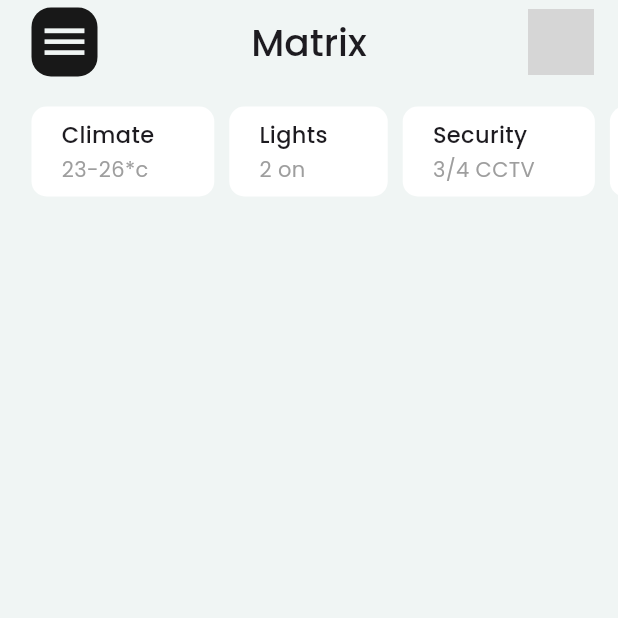
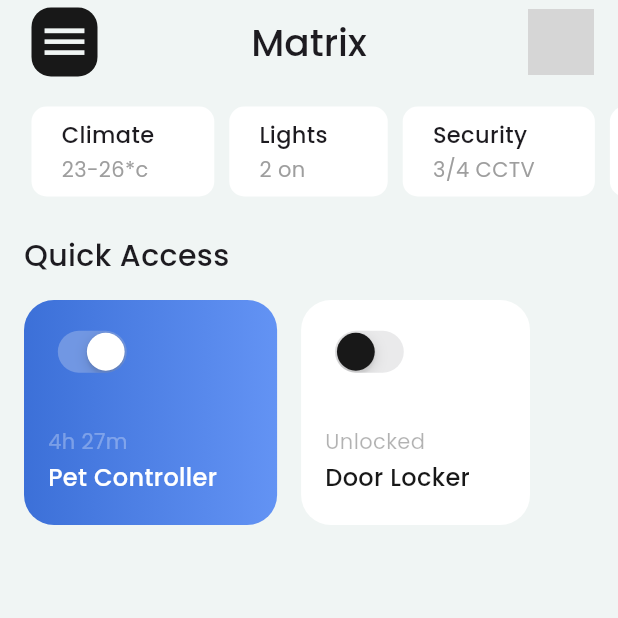
Before and after one commit to ragulsarma/smart-home-app, a Flutter app: the screen it shows after launch, on a phone screen of 412 x 824 dp, the top half of it. Run offline on Flutter 3.47's test engine with Material 3 defaults, Android fonts, the phone set to English and light mode, and no system bars; network calls fail; grey boxes are pictures that could not be loaded.

Commit message:
quick access widget integration

```diff
--- /dev/null
+++ b/lib/models/quick_access_model.dart
@@ -0,0 +1,17 @@
+import 'dart:ui';
+
+class QuickAccessModel {
+  QuickAccessModel({
+    required this.name,
+    required this.dec,
+    required this.enableButton,
+    required this.enableGradient,
+    required this.bgColor,
+  });
+
+  String name;
+  String dec;
+  bool enableButton;
+  bool enableGradient;
+  Color bgColor;
+}
--- a/lib/screens/home_page.dart
+++ b/lib/screens/home_page.dart
@@ -1,6 +1,7 @@
 import 'package:flutter/material.dart';
 import 'package:smart_home_ui/utils/app_colors.dart';
 import 'package:smart_home_ui/widgets/home_page_widgets/list_items_widgets.dart';
+import 'package:smart_home_ui/widgets/home_page_widgets/quick_access_widget.dart';
 
 class HomePage extends StatefulWidget {
   const HomePage({super.key});
@@ -48,7 +49,12 @@ class _HomePageState extends State<HomePage> {
       ),
       body: const SingleChildScrollView(
         child: Column(
-          children: [SizedBox(height: 10), ListItemsWidgets()],
+          crossAxisAlignment: CrossAxisAlignment.start,
+          children: [
+            SizedBox(height: 10),
+            ListItemsWidgets(),
+            QuickAccessWidget()
+          ],
         ),
       ),
     );
--- /dev/null
+++ b/lib/widgets/home_page_widgets/quick_access_widget.dart
@@ -0,0 +1,111 @@
+import 'package:flutter/cupertino.dart';
+import 'package:flutter/material.dart';
+import 'package:smart_home_ui/models/quick_access_model.dart';
+import 'package:smart_home_ui/utils/app_colors.dart';
+
+class QuickAccessWidget extends StatefulWidget {
+  const QuickAccessWidget({super.key});
+
+  @override
+  State<QuickAccessWidget> createState() => _QuickAccessWidgetState();
+}
+
+class _QuickAccessWidgetState extends State<QuickAccessWidget> {
+  final List<QuickAccessModel> accessList = [
+    QuickAccessModel(
+      name: 'Pet Controller',
+      dec: '4h 27m',
+      enableGradient: true,
+      enableButton: true,
+      bgColor: AppColors.primaryBlueColor,
+    ),
+    QuickAccessModel(
+      name: 'Door Locker',
+      dec: 'Unlocked',
+      enableGradient: false,
+      enableButton: false,
+      bgColor: Colors.white,
+    ),
+  ];
+
+  @override
+  Widget build(BuildContext context) {
+    return Column(
+      crossAxisAlignment: CrossAxisAlignment.start,
+      children: [
+        const SizedBox(height: 20),
+        const Padding(
+          padding: EdgeInsets.symmetric(horizontal: 16.0),
+          child: Text(
+            'Quick Access',
+            style: TextStyle(fontSize: 20, fontWeight: FontWeight.w500),
+          ),
+        ),
+        const SizedBox(height: 15),
+        SizedBox(
+          height: 150,
+          child: ListView.builder(
+              itemCount: accessList.length,
+              shrinkWrap: true,
+              scrollDirection: Axis.horizontal,
+              itemBuilder: (context, index) {
+                return Container(
+                  // height: 100,
+                  // width: 150,
+                  padding: const EdgeInsets.only(left: 16.0, right: 40),
+                  margin: const EdgeInsets.only(left: 16.0),
+                  decoration: BoxDecoration(
+                      color: accessList[index].bgColor,
+                      gradient: index == 0
+                          ? const LinearGradient(
+                              colors: [
+                                Color(0xFF3c70d8),
+                                Color(0xFF6393f4),
+                              ],
+                              begin: FractionalOffset(0.0, 0.0),
+                              end: FractionalOffset(1.0, 0.0),
+                              stops: [0.0, 1.0],
+                              tileMode: TileMode.clamp)
+                          : null,
+                      borderRadius:
+                          const BorderRadius.all(Radius.circular(20))),
+                  child: Column(
+                    crossAxisAlignment: CrossAxisAlignment.start,
+                    children: [
+                      const SizedBox(height: 15),
+                      Transform.scale(
+                        scale: .9,
+                        child: CupertinoSwitch(
+                            value: accessList[index].enableButton,
+                            activeColor: const Color(0XFF7197e3),
+                            thumbColor:
+                                index == 1 ? AppColors.primaryColor : null,
+                            onChanged: (value) {}),
+                      ),
+                      const SizedBox(height: 30),
+                      Text(
+                        accessList[index].dec,
+                        style: TextStyle(
+                            color: index == 0
+                                ? Colors.white.withOpacity(0.3)
+                                : Colors.black.withOpacity(0.3)),
+                      ),
+                      const SizedBox(height: 3),
+                      Text(
+                        accessList[index].name,
+                        style: TextStyle(
+                            color: index == 0
+                                ? Colors.white
+                                : AppColors.primaryColor,
+                            fontWeight: FontWeight.w500,
+                            fontSize: 16),
+                      ),
+                    ],
+                  ),
+                );
+              }),
+        ),
+      ],
+    );
+  }
+}
```
